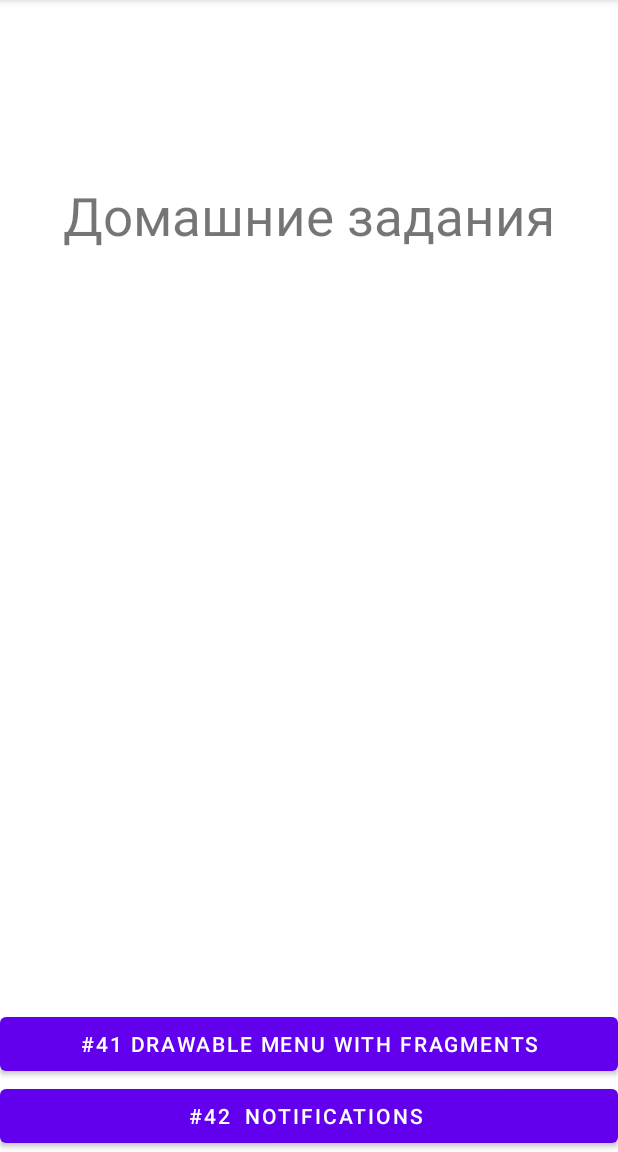
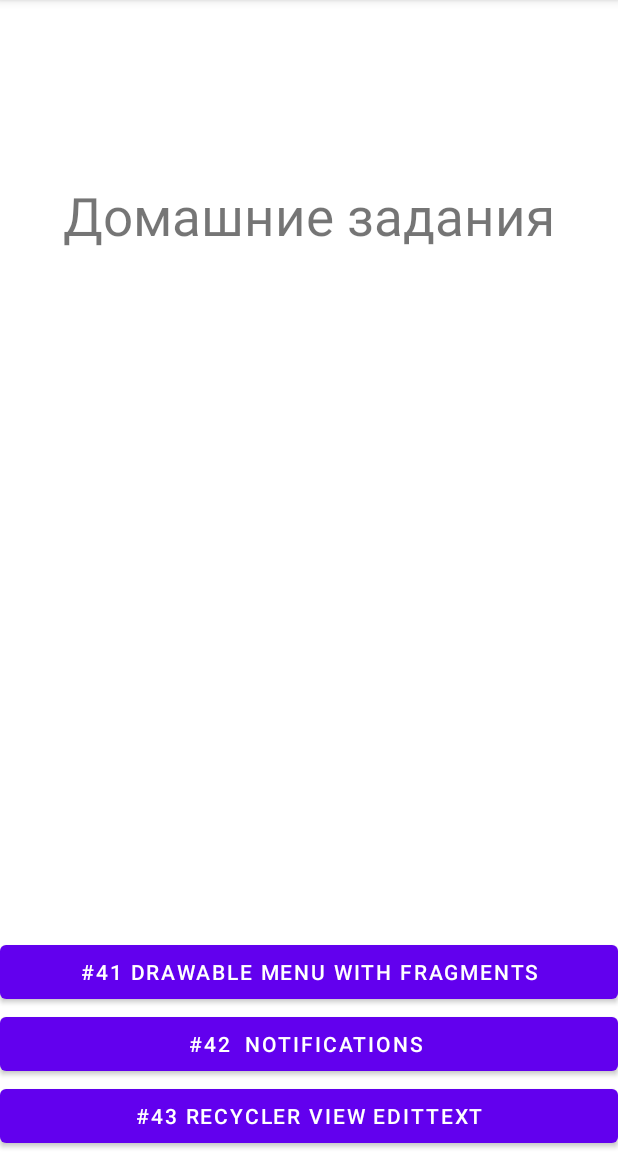
Before and after one commit to Aisuluu1980/MyStudy_2, an Android app: the ActivityHomeworks screen opened directly, with no data from a screen before it, on a phone screen of 412 x 824 dp, the part 84-1236 px from its top. Run offline under Robolectric (Android 15) with nearby library versions, the phone set to English and light mode, and no system bars.

Commit message:
Done homework#43 Recycler View with EditText.

```diff
--- a/app/src/main/AndroidManifest.xml
+++ b/app/src/main/AndroidManifest.xml
@@ -9,7 +9,8 @@
         android:roundIcon="@mipmap/ic_launcher_round"
         android:supportsRtl="true"
         android:theme="@style/Theme.MyStudy_2">
-        <activity android:name=".ActivityNotifications"></activity>
+        <activity android:name=".RecyclerActivity_HW_43"></activity>
+        <activity android:name=".ActivityNotifications" />
         <activity android:name=".ActivityRecyclerView" />
         <activity android:name=".ActivityNavigationDrawer" />
         <activity android:name=".ActivityFragment_3" />
--- a/app/src/main/java/kg/tutorialapp/mystudy_2/ActivityHomeworks.kt
+++ b/app/src/main/java/kg/tutorialapp/mystudy_2/ActivityHomeworks.kt
@@ -8,12 +8,23 @@ import android.widget.Button
 class ActivityHomeworks : AppCompatActivity() {
     lateinit var btnHw_41: Button
     lateinit var btnHw_42: Button
+    lateinit var btnHw_43: Button
 
     override fun onCreate(savedInstanceState: Bundle?) {
         super.onCreate(savedInstanceState)
         setContentView(R.layout.activity_homeworks)
         runHw_41()
         runHw_42()
+        runHw_43()
+    }
+
+    private fun runHw_43() {
+        btnHw_43 = findViewById(R.id.btn_hw_43)
+        btnHw_43.setOnClickListener{
+            val hwRecyclerEditText = Intent(this, RecyclerActivity_HW_43::class.java)
+            startActivity(hwRecyclerEditText)
+        }
+
     }
 
     private fun runHw_42() {
--- a/app/src/main/res/layout/activity_homeworks.xml
+++ b/app/src/main/res/layout/activity_homeworks.xml
@@ -38,4 +38,11 @@
         android:layout_alignParentLeft="true"
         android:layout_alignParentTop="true"
         android:text="@string/btn_hw_42" />
+    <Button
+        android:id="@+id/btn_hw_43"
+        android:layout_width="match_parent"
+        android:layout_height="wrap_content"
+        android:layout_alignParentLeft="true"
+        android:layout_alignParentTop="true"
+        android:text="@string/btn_hw_43" />
 </LinearLayout>
--- a/app/src/main/res/values/strings.xml
+++ b/app/src/main/res/values/strings.xml
@@ -27,4 +27,7 @@
     <string name="noteficatoin"></string>
     <string name="btn_note">Note</string>
     <string name="btn_43">#43 Recycler View Lqyout Manager</string>
+    <string name="btn_hw_43">#43 Recycler View EditText</string>
+    <string name="input_data">Input Data</string>
+    <string name="submit_data">Submit</string>
 </resources>
```
Also changed, not shown: app/src/main/java/kg/tutorialapp/mystudy_2/MyAdaper2.kt (added, +34 -0 lines), app/src/main/java/kg/tutorialapp/mystudy_2/RecyclerActivity_HW_43.kt (added, +40 -0 lines), app/src/main/res/layout/activity_recycler_hw_43.xml (added, +41 -0 lines).
